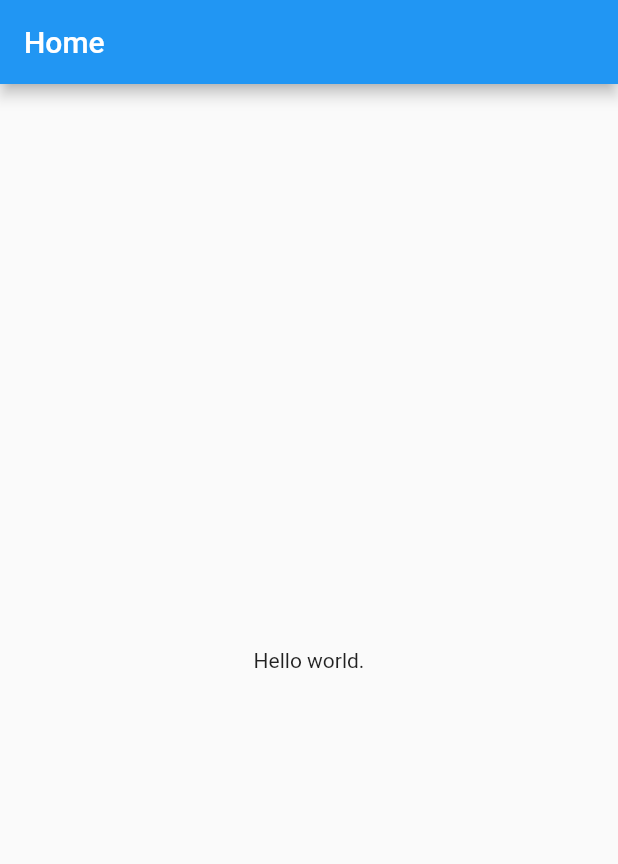
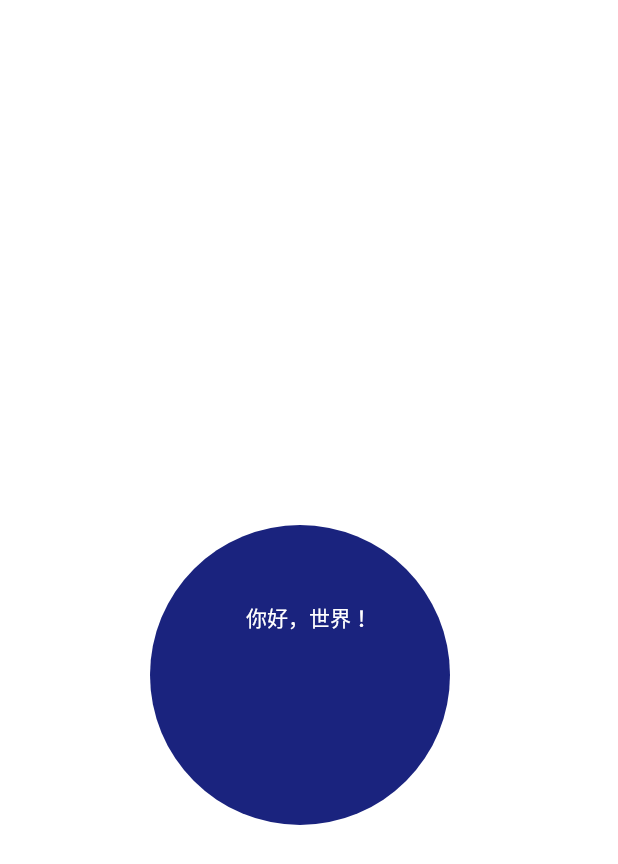
Before and after one commit to MarshalW/flutter_examples, a Flutter app: the screen it shows after launch, on a phone screen of 412 x 824 dp. Shown: the top 864 px of the screen. Run offline on Flutter 3.47's test engine with Material 2 defaults, Android fonts, the phone set to English and light mode, and no system bars.

Commit message:
finished homework

```diff
--- a/lib/main.dart
+++ b/lib/main.dart
@@ -1,32 +1,37 @@
-import 'package:flutter/material.dart';
+// https://github.com/flutter/flutter/blob/master/examples/layers/widgets/custom_render_box.dart
+// 简化，去除touch相关逻辑，只实现自定义的paint
 
-void main() => runApp(MyApp());
+import 'package:flutter/rendering.dart';
+import 'package:flutter/widgets.dart';
 
-class MyApp extends StatelessWidget {
+class Dots extends SingleChildRenderObjectWidget {
+  const Dots({Key key, Widget child}) : super(key: key, child: child);
+
   @override
-  Widget build(BuildContext context) {
-    return MaterialApp(
-      home: AppPage(),
-    );
+  RenderObject createRenderObject(BuildContext context) {
+    return RenderDots();
   }
 }
 
-class AppPage extends StatefulWidget {
+class RenderDots extends RenderConstrainedBox {
+  RenderDots() : super(additionalConstraints: BoxConstraints.expand());
+
   @override
-  _AppPageState createState() => _AppPageState();
+  void paint(PaintingContext context, Offset offset) {
+    Canvas canvas = context.canvas;
+
+    Paint paint = Paint()..color = const Color(0xff1a237e);
+    canvas.drawCircle(Offset(200, 450), 100.0, paint);
+    super.paint(context, offset);
+  }
 }
 
-class _AppPageState extends State<AppPage> {
-
-  @override
-  Widget build(BuildContext context) {
-    return Scaffold(
-      appBar: AppBar(
-        title: Text("Home"),
-      ),
-      body: Center(
-        child: Text('Hello world.'),
-      ),
-    );
-  }
+void main() {
+  runApp(Directionality(
+      textDirection: TextDirection.ltr,
+      child: Dots(
+        child: Center(
+          child: Text('你好，世界！'),
+        ),
+      )));
 }
```
Also changed, not shown: 2 other files.
